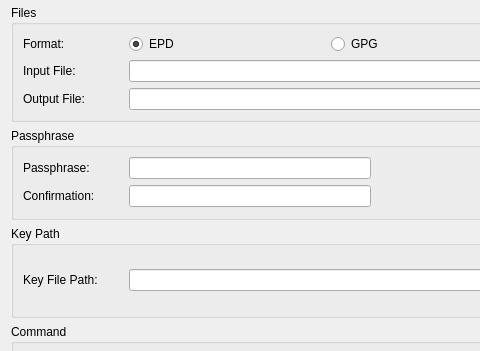
This is qt_ui/file_encryption_dialog.ui in evpo/EncryptPad as Qt 5 draws it before an edit; both pictures show x 0 to 480 and y 104 to 455 of the 636 by 559 pixel window. The edited form follows.
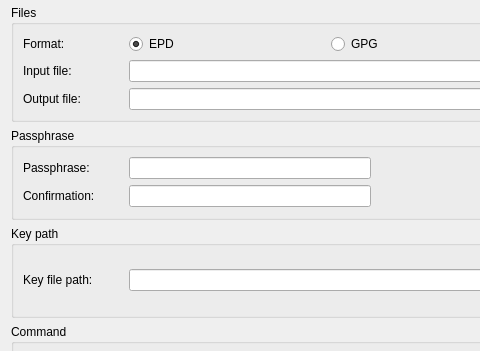
This is the edited form. Icons and pictures are not drawn.

What changed in the file:
```diff
--- a/qt_ui/file_encryption_dialog.ui
+++ b/qt_ui/file_encryption_dialog.ui
@@ -145,7 +145,7 @@
            </size>
           </property>
           <property name="text">
-           <string>Output File:</string>
+           <string>Output file:</string>
           </property>
           <property name="buddy">
            <cstring>uiOutputFile</cstring>
@@ -167,7 +167,7 @@
            </size>
           </property>
           <property name="text">
-           <string>Input File:</string>
+           <string>Input file:</string>
           </property>
           <property name="buddy">
            <cstring>uiInputFile</cstring>
@@ -216,7 +216,7 @@
      <item row="4" column="0">
       <widget class="QGroupBox" name="uiKeyPathGroupBox">
        <property name="title">
-        <string>Key Path</string>
+        <string>Key path</string>
        </property>
        <layout class="QGridLayout" name="gridLayout_3">
         <item row="0" column="0">
@@ -228,7 +228,7 @@
            </size>
           </property>
           <property name="text">
-           <string>Key File Path:</string>
+           <string>Key file path:</string>
           </property>
           <property name="buddy">
            <cstring>uiKeyFilePath</cstring>
```
